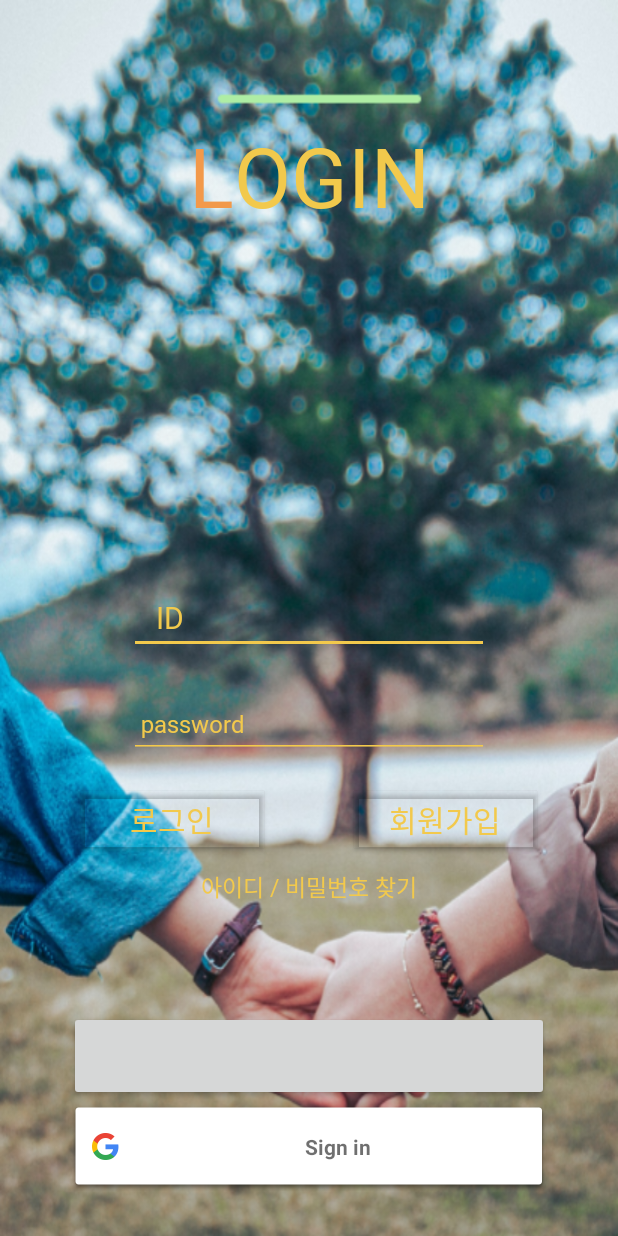
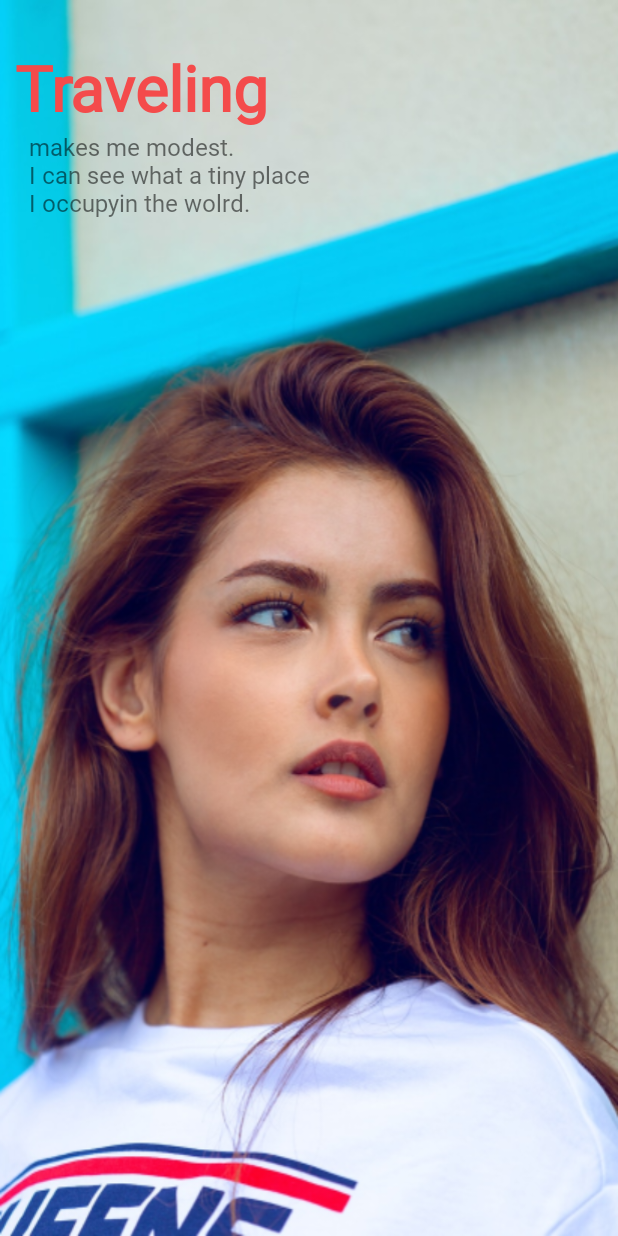
Before and after one commit to Jamong435/Dateapplication, an Android app: the first screen one second after launch (GoogleLogin before the commit, IntroActivity after it), on a phone screen of 412 x 824 dp. Run offline under Robolectric (Android 15) with nearby library versions, the phone set to English and light mode, and no system bars; libraries missing offline, so code that uses them is left out: com.kakao.auth; plain views replace LoginButton; 1 statement that could not run was skipped.

Commit message:
add button

```diff
--- /dev/null
+++ b/app/src/main/java/com/kim9212/dateapplication/IntroActivity.java
@@ -0,0 +1,33 @@
+package com.kim9212.dateapplication;
+
+import androidx.annotation.NonNull;
+import androidx.appcompat.app.AppCompatActivity;
+
+import android.content.Intent;
+import android.os.Bundle;
+import android.os.Handler;
+import android.os.Message;
+import android.text.Html;
+import android.widget.TextView;
+
+public class IntroActivity extends AppCompatActivity {
+
+    @Override
+    protected void onCreate(Bundle savedInstanceState) {
+        super.onCreate(savedInstanceState);
+        setContentView(R.layout.activity_intro);
+
+        handler.sendEmptyMessageDelayed(0,1500);
+
+
+
+    }
+    Handler handler= new Handler(){
+        @Override
+        public void handleMessage(@NonNull Message msg) {
+            super.handleMessage(msg);
+            Intent intent= new Intent(IntroActivity.this,GoogleLogin.class);
+            startActivity(intent);
+        }
+    };
+}
--- /dev/null
+++ b/app/src/main/res/layout/activity_intro.xml
@@ -0,0 +1,33 @@
+<?xml version="1.0" encoding="utf-8"?>
+<RelativeLayout xmlns:android="http://schemas.android.com/apk/res/android"
+    xmlns:app="http://schemas.android.com/apk/res-auto"
+    xmlns:tools="http://schemas.android.com/tools"
+    android:layout_width="match_parent"
+    android:layout_height="match_parent"
+    android:background="@drawable/back7"
+    tools:context=".IntroActivity">
+
+    <TextView
+        android:id="@+id/aa"
+        android:layout_width="wrap_content"
+        android:layout_height="wrap_content"
+        android:layout_marginTop="30dp"
+        android:fontFamily="@font/regular"
+        android:text="Traveling"
+        android:layout_marginLeft="10dp"
+        android:textColor="#F44B4B"
+        android:textSize="42dp"
+        android:textStyle="bold" />
+
+    <TextView
+        android:id="@+id/bb"
+        android:layout_marginLeft="15dp"
+        android:layout_width="wrap_content"
+        android:layout_height="wrap_content"
+        android:layout_below="@id/aa"
+        android:fontFamily="@font/regular"
+        android:text=" makes me modest.\n I can see what a tiny place\n I occupyin the wolrd.
+"
+        android:textSize="16dp" />
+
+</RelativeLayout>
--- a/app/src/main/res/layout/activity_map.xml
+++ b/app/src/main/res/layout/activity_map.xml
@@ -117,11 +117,12 @@
                 android:layout_margin="10dp"
                 android:layout_toRightOf="@id/et1"
                 android:layout_weight="2"
+                android:textColor="#f0000000"
                 android:background="@drawable/bg_button_round"
                 android:backgroundTint="#DAEFFC"
                 android:onClick="clickbtn4"
                 android:padding="5dp"
-                android:text="저장" />
+                android:text="pick!" />
         </RelativeLayout>
 
 
```
Also changed, not shown: app/src/main/AndroidManifest.xml (+8 -5 lines), app/src/main/java/com/kim9212/dateapplication/MapActivity.java (+56 -32 lines), app/src/main/res/drawable/back5.png (added), app/src/main/res/drawable/back6.png (added), app/src/main/res/drawable/back7.png (added).
